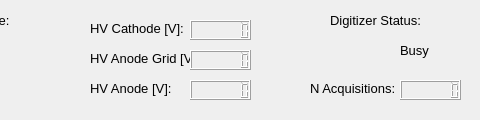
marcodeltutto/SBNDPurityMonitorDAQ, file sbndprmdaq/controls.ui: the form before one commit; both pictures show x 520 to 1000 and y 0 to 120 of the 1000 by 120 pixel window.
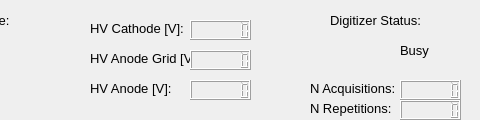
The form after the commit. Icons and pictures are not drawn. Custom widgets are drawn as their Qt base class.

Commit message: Add n repetitions to gui

```diff
--- a/sbndprmdaq/controls.ui
+++ b/sbndprmdaq/controls.ui
@@ -470,6 +470,37 @@
      <set>Qt::AlignCenter</set>
     </property>
    </widget>
+   <widget class="QLabel" name="_n_rep_label">
+    <property name="geometry">
+     <rect>
+      <x>830</x>
+      <y>100</y>
+      <width>101</width>
+      <height>16</height>
+     </rect>
+    </property>
+    <property name="font">
+     <font>
+      <pointsize>10</pointsize>
+     </font>
+    </property>
+    <property name="text">
+     <string>N Repetitions:</string>
+    </property>
+   </widget>
+   <widget class="QLCDNumber" name="_lcd_n_repetitions">
+    <property name="geometry">
+     <rect>
+      <x>920</x>
+      <y>100</y>
+      <width>61</width>
+      <height>20</height>
+     </rect>
+    </property>
+    <property name="digitCount">
+     <number>7</number>
+    </property>
+   </widget>
   </widget>
   <action name="actionShow_Logs">
    <property name="text">
```
The commit also changes 4 other files.
